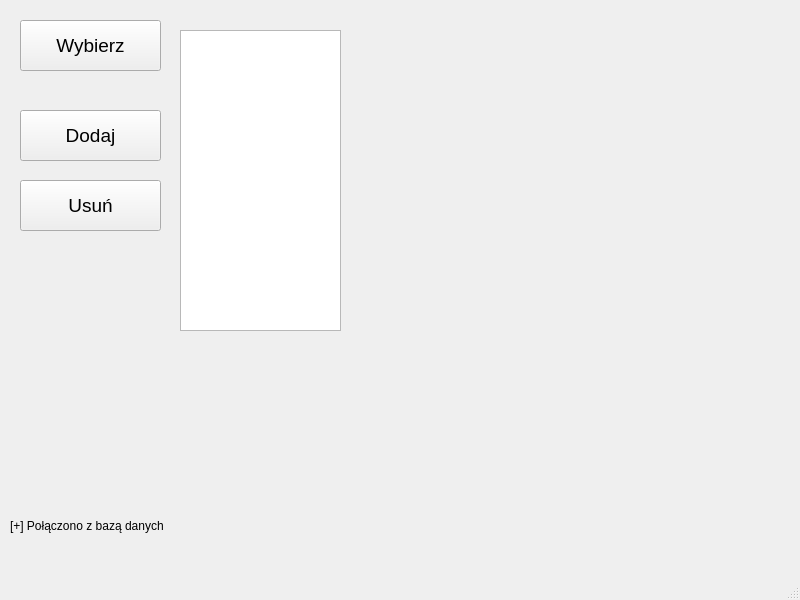
The window that C-Project/mainwindow.ui (W1EW1UR/Projekt-Cpp) describes before a commit, drawn with Qt 5.
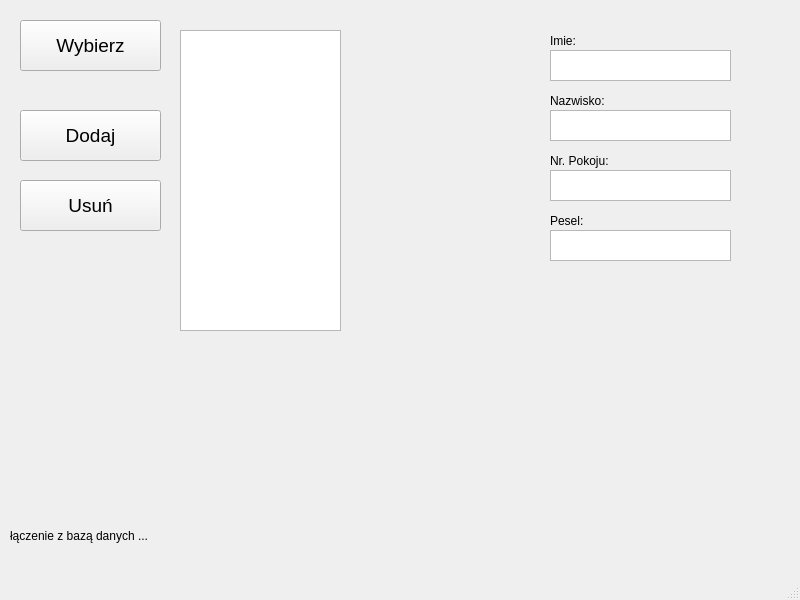
The same window after the commit.

What changed in the file:
```diff
--- a/C-Project/mainwindow.ui
+++ b/C-Project/mainwindow.ui
@@ -94,16 +94,19 @@
     </property>
    </widget>
    <widget class="QLabel" name="label">
+    <property name="enabled">
+     <bool>true</bool>
+    </property>
     <property name="geometry">
      <rect>
       <x>10</x>
-      <y>510</y>
+      <y>520</y>
       <width>291</width>
       <height>31</height>
      </rect>
     </property>
     <property name="text">
-     <string>[+] Połączono z bazą danych</string>
+     <string>łączenie z bazą danych ...</string>
     </property>
    </widget>
    <widget class="QListWidget" name="listWidget">
@@ -116,6 +119,163 @@
      </rect>
     </property>
    </widget>
+   <widget class="QLabel" name="err_label">
+    <property name="enabled">
+     <bool>true</bool>
+    </property>
+    <property name="geometry">
+     <rect>
+      <x>180</x>
+      <y>340</y>
+      <width>191</width>
+      <height>31</height>
+     </rect>
+    </property>
+    <property name="text">
+     <string/>
+    </property>
+   </widget>
+   <widget class="QLabel" name="zdj_pacjenta">
+    <property name="geometry">
+     <rect>
+      <x>380</x>
+      <y>30</y>
+      <width>141</width>
+      <height>191</height>
+     </rect>
+    </property>
+    <property name="text">
+     <string/>
+    </property>
+   </widget>
+   <widget class="QTextEdit" name="textEdit">
+    <property name="enabled">
+     <bool>true</bool>
+    </property>
+    <property name="geometry">
+     <rect>
+      <x>550</x>
+      <y>50</y>
+      <width>181</width>
+      <height>31</height>
+     </rect>
+    </property>
+    <property name="mouseTracking">
+     <bool>false</bool>
+    </property>
+    <property name="readOnly">
+     <bool>true</bool>
+    </property>
+   </widget>
+   <widget class="QLabel" name="label_imie">
+    <property name="geometry">
+     <rect>
+      <x>550</x>
+      <y>30</y>
+      <width>141</width>
+      <height>21</height>
+     </rect>
+    </property>
+    <property name="text">
+     <string>Imie:</string>
+    </property>
+   </widget>
+   <widget class="QLabel" name="label_nazwisko">
+    <property name="geometry">
+     <rect>
+      <x>550</x>
+      <y>90</y>
+      <width>141</width>
+      <height>21</height>
+     </rect>
+    </property>
+    <property name="text">
+     <string>Nazwisko:</string>
+    </property>
+   </widget>
+   <widget class="QTextEdit" name="textEdit_2">
+    <property name="enabled">
+     <bool>true</bool>
+    </property>
+    <property name="geometry">
+     <rect>
+      <x>550</x>
+      <y>110</y>
+      <width>181</width>
+      <height>31</height>
+     </rect>
+    </property>
+    <property name="mouseTracking">
+     <bool>false</bool>
+    </property>
+    <property name="readOnly">
+     <bool>true</bool>
+    </property>
+   </widget>
+   <widget class="QLabel" name="label_nr_2">
+    <property name="geometry">
+     <rect>
+      <x>550</x>
+      <y>150</y>
+      <width>141</width>
+      <height>21</height>
+     </rect>
+    </property>
+    <property name="text">
+     <string>Nr. Pokoju:</string>
+    </property>
+   </widget>
+   <widget class="QTextEdit" name="textEdit_3">
+    <property name="enabled">
+     <bool>true</bool>
+    </property>
+    <property name="geometry">
+     <rect>
+      <x>550</x>
+      <y>170</y>
+      <width>181</width>
+      <height>31</height>
+     </rect>
+    </property>
+    <property name="mouseTracking">
+     <bool>false</bool>
+    </property>
+    <property name="readOnly">
+     <bool>true</bool>
+    </property>
+   </widget>
+   <widget class="QLabel" name="label_pesel">
+    <property name="geometry">
+     <rect>
+      <x>550</x>
+      <y>210</y>
+      <width>141</width>
+      <height>21</height>
+     </rect>
+    </property>
+    <property name="text">
+     <string>Pesel:</string>
+    </property>
+   </widget>
+   <widget class="QTextEdit" name="textEdit_4">
+    <property name="enabled">
+     <bool>true</bool>
+    </property>
+    <property name="geometry">
+     <rect>
+      <x>550</x>
+      <y>230</y>
+      <width>181</width>
+      <height>31</height>
+     </rect>
+    </property>
+    <property name="mouseTracking">
+     <bool>false</bool>
+    </property>
+    <property name="readOnly">
+     <bool>true</bool>
+    </property>
+   </widget>
   </widget>
   <widget class="QMenuBar" name="menubar">
    <property name="geometry">
```
